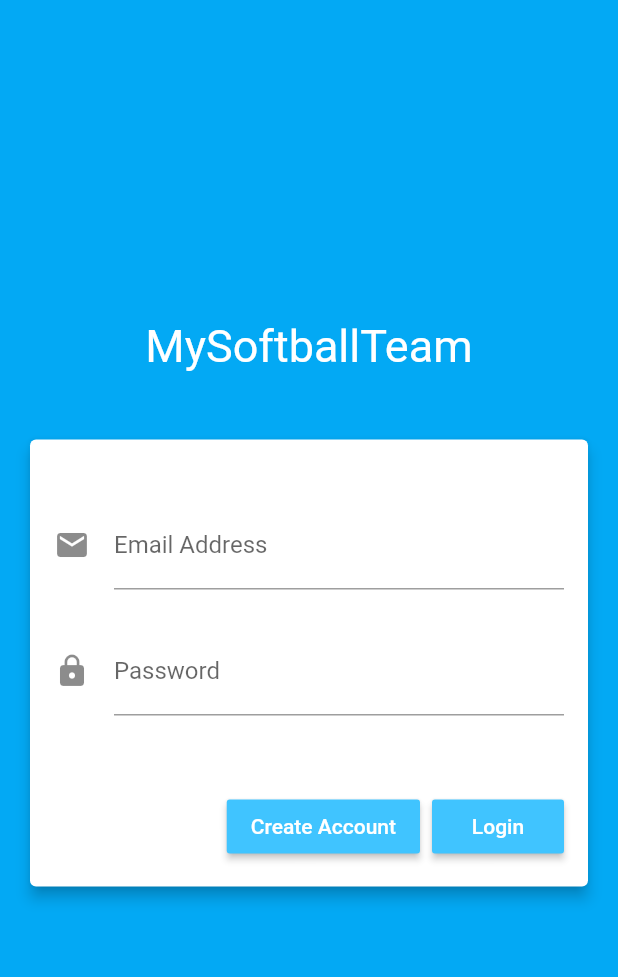
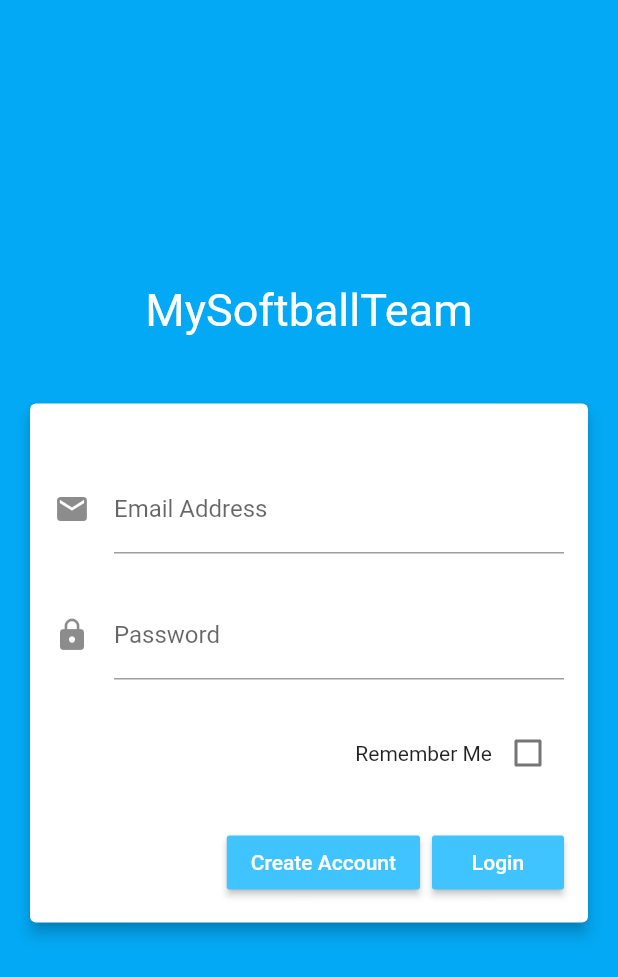
Before and after one commit to GroovinChip/MySoftballTeam, a Flutter app: the screen it shows after launch, on a phone screen of 412 x 824 dp. Shown: the top 977 px of the screen. Run offline on Flutter 3.47's test engine with Material 2 defaults, Android fonts, the phone set to English and light mode, and no system bars; our stand-ins replace cloud_firestore, firebase_auth, shared_preferences; accounts and stored records are empty.

Commit message:
Implemented remembering a valid user

```diff
--- a/lib/screens/login.dart
+++ b/lib/screens/login.dart
@@ -1,5 +1,4 @@
 import 'dart:async';
-
 import 'package:flutter/material.dart';
 import 'package:my_softball_team/screens/addNewGame.dart';
 import 'package:my_softball_team/screens/addNewPlayer.dart';
@@ -32,6 +31,7 @@ class LoginScreen extends StatelessWidget {
 }
 
 class LoginPage extends StatefulWidget {
+
   @override
   _LoginPageState createState() => _LoginPageState();
 }
@@ -45,6 +45,7 @@ class _LoginPageState extends State<LoginPage> {
   // Variables
   var email;
   var password;
+  bool isChecked = false;
 
   final GlobalKey<ScaffoldState> _scaffoldKey = new GlobalKey<ScaffoldState>();
 
@@ -53,6 +54,19 @@ class _LoginPageState extends State<LoginPage> {
     String team = "";
     team = prefs.getString("TeamName");
     globals.teamTame = team;
+    String token = prefs.get("Token");
+    if(token.isNotEmpty){
+      Navigator.of(context).pushNamedAndRemoveUntil('/HomeScreen',(Route<dynamic> route) => false);
+    }
+  }
+
+  void _rememberLogin() async {
+    if(isChecked == true){
+      print(globals.loggedInUser);
+      final SharedPreferences prefs = await SharedPreferences.getInstance();
+      String userIdToken = await globals.loggedInUser.getIdToken();
+      prefs.setString("Token", userIdToken);
+    }
   }
 
   @override
@@ -109,7 +123,24 @@ class _LoginPageState extends State<LoginPage> {
                         controller: _passwordController,
                       ),
                       new SizedBox(
-                        height: 50.0,
+                        height: 25.0,
+                      ),
+                      new Row(
+                        mainAxisAlignment: MainAxisAlignment.end,
+                        children: <Widget>[
+                          new Text("Remember Me"),
+                          new Checkbox(
+                            value: isChecked,
+                            onChanged: (bool value) {
+                              setState(() {
+                                isChecked = value;
+                              });
+                            },
+                          )
+                        ],
+                      ),
+                      new SizedBox(
+                        height: 25.0,
                       ),
                       new Row(
                         mainAxisAlignment: MainAxisAlignment.end,
@@ -152,6 +183,7 @@ class _LoginPageState extends State<LoginPage> {
                                         )
                                       );
                                       globals.loggedInUser = firebaseUser; // add user to globals
+                                      _rememberLogin();
                                       await new Future.delayed(const Duration(seconds : 4));
                                       Navigator.of(context).pushNamedAndRemoveUntil('/HomeScreen',(Route<dynamic> route) => false);
                                     } else {
```
